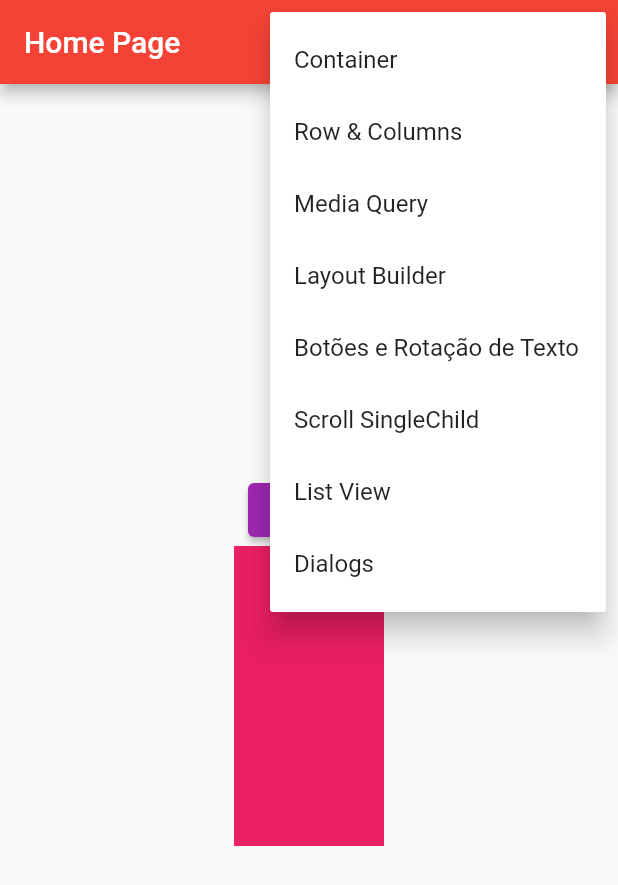
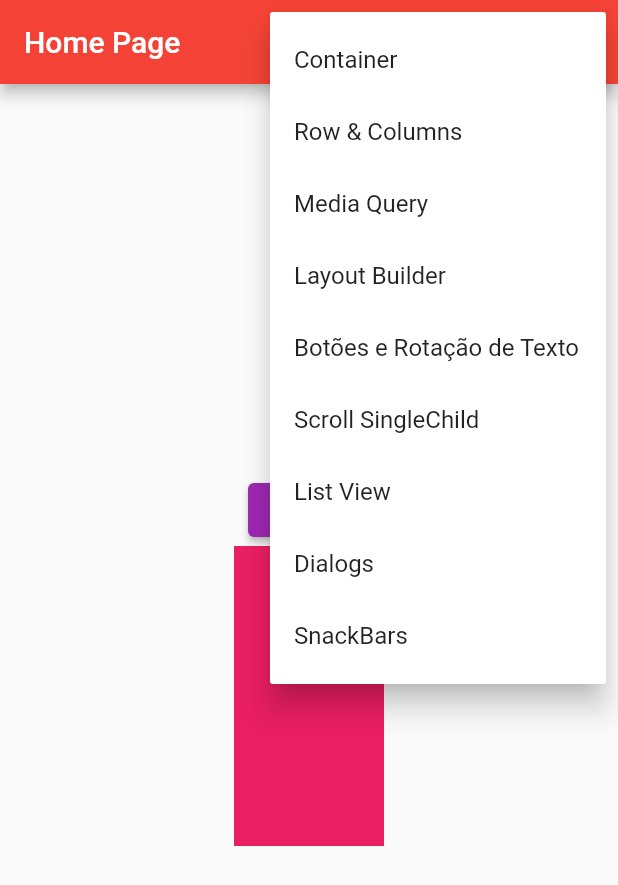
Before and after one commit to fabriciosuhet/flutter-primeiro-projeto, a Flutter app: the screen it shows after launch, after a tap on the "menu" icon, on a phone screen of 412 x 824 dp. Shown: the top 885 px of the screen. Run offline on Flutter 3.47's test engine with Material 2 defaults, Android fonts, the phone set to English and light mode, and no system bars; our stand-ins replace device_preview.

Commit message:
snackbar

```diff
--- a/lib/main.dart
+++ b/lib/main.dart
@@ -10,6 +10,7 @@ import 'package:flutter_primeiro_projeto/pages/media_query/media_query_page.dart
 import 'package:flutter_primeiro_projeto/pages/rows_columns/rows_columns_page.dart';
 import 'package:flutter_primeiro_projeto/pages/scrolls/listview_page.dart';
 import 'package:flutter_primeiro_projeto/pages/scrolls/singlechildscrollview_page.dart';
+import 'package:flutter_primeiro_projeto/pages/snacksbars/snackbar_page.dart';
 
 void main() {
   runApp(
@@ -53,6 +54,7 @@ class MyApp extends StatelessWidget {
         '/scrolls/single_child': (_) => const SingleChildScrollViewPage(),
         '/scrolls/list_view': (_) => const ListViewPage(),
         '/dialogs': (_) => const DialogsPage(),
+        '/snackbars': (_) => const SnackbarPage(),
       },
     );
   }
--- a/lib/pages/home/homepage.dart
+++ b/lib/pages/home/homepage.dart
@@ -9,6 +9,7 @@ enum PopupMenuPages {
   single_child,
   list_view,
   dialogs,
+  snackbars,
 }
 
 class HomePage extends StatelessWidget {
@@ -49,6 +50,9 @@ class HomePage extends StatelessWidget {
                 case PopupMenuPages.dialogs:
                   Navigator.of(context).pushNamed('/dialogs');
                   break;
+                case PopupMenuPages.snackbars:
+                  Navigator.of(context).pushNamed('/snackbars');
+                  break;
               }
             },
             itemBuilder: (BuildContext context) {
@@ -85,6 +89,10 @@ class HomePage extends StatelessWidget {
                   value: PopupMenuPages.dialogs,
                   child: Text('Dialogs'),
                 ),
+                const PopupMenuItem<PopupMenuPages>(
+                  value: PopupMenuPages.snackbars,
+                  child: Text('SnackBars'),
+                ),
               ];
             },
           )
@@ -101,7 +109,7 @@ class HomePage extends StatelessWidget {
                 child: const Text('Botao X'),
               ),
               const ContainerX(),
-              Builder(builder: (context){
+              Builder(builder: (context) {
                 return Container(
                   height: 100,
                   width: 100,
```
Also changed, not shown: lib/pages/snacksbars/snackbar_page.dart (added, +47 -0 lines).
